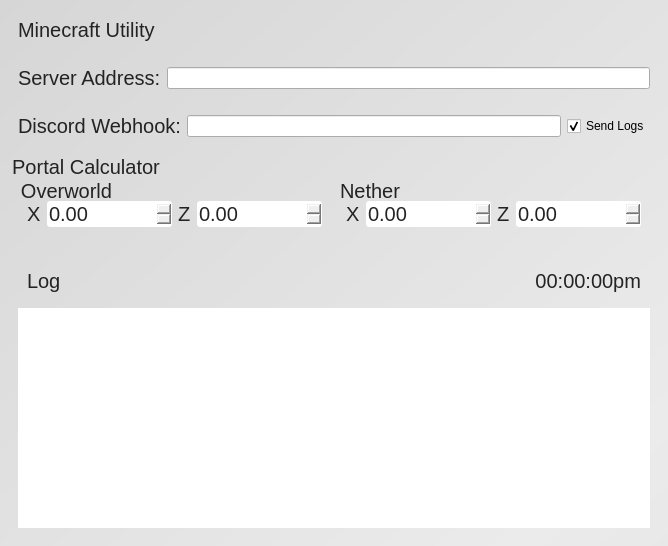
The window that main.ui (g-ulrich/pyqt5-mcstatus) describes before a commit, drawn with Qt 5.
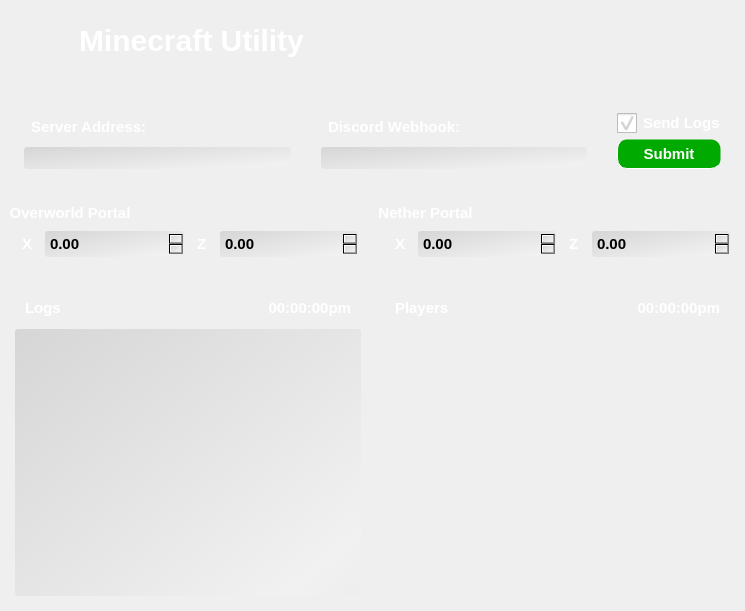
The same window after the commit. Icons and pictures are not drawn. Custom widgets are drawn as their Qt base class.

```diff
--- a/main.ui
+++ b/main.ui
@@ -6,8 +6,8 @@
    <rect>
     <x>0</x>
     <y>0</y>
-    <width>660</width>
-    <height>546</height>
+    <width>745</width>
+    <height>611</height>
    </rect>
   </property>
   <property name="windowTitle">
@@ -16,27 +16,97 @@
   <widget class="QWidget" name="centralwidget">
    <property name="styleSheet">
     <string notr="true">#centralwidget {
+	
+	background-image: url(:/root/images/pillar.png);
+}
 
-	background-color: qlineargradient(spread:reflect, x1:0, y1:0, x2:0.909, y2:0.852955, stop:0 rgba(214, 214, 214, 255), stop:1 rgba(235, 235, 235, 255));
+#title {
+	font-size: 30px;
 }
 
+QPushButton {
+font-size: 15px;
+font-weight: bold;
+	color: #fff;
+	padding : 5px 10px;
+	border-radius: 10px;
+	background-color: rgb(0, 170, 0);
+	border-top: 1px solid rgba(255, 255, 255, 0);
+	border-right: 1px solid rgba(255, 255, 255, 0);
+	border-left: 1px solid rgba(255, 255, 255, 255);
+	border-bottom: 1px solid rgba(255, 255, 255, 255);
+}
 
-QGroupBox {
-padding-top: 15px;
+QPushButton:hover {
+	background-color: rgb(0, 150, 0);
 }
 
-QFrame, QGroupBox, QDoubleSpinBox {
-border-radius: 3px;
-font-size: 20px;
-	color: rgb(35, 35, 35);
+QPushButton:pressed {
+	background-color: rgb(0, 170, 0);
+	border: none;
+}
+
+#minecraft_icon {
+	
+	image: url(:/root/images/creep.png);
+	min-height: 50px;
+min-width: 50px;
+
+}
+
+QFrame, QGroupBox, QDoubleSpinBox, QCheckBox {
+font-size: 15px;
+font-weight: bold;
+	color: #fff;
 }
 
 QLabel {
 border: None;
 }
-</string>
+
+
+QGroupBox, QFrame, QLabel, QDoubleSpinBox, QListWidget, QLineEdit {
+border-radius: 3px;
+padding: 3px;
+}
+
+QDoubleSpinBox, QListWidget, QLineEdit {
+color:#000;
+	background-color: qlineargradient(spread:reflect, x1:0, y1:0, x2:0.909, y2:0.852955, stop:0 rgba(214, 214, 214, 255), stop:1 rgba(241, 241, 241, 255));
+}
+
+
+QGroupBox {
+padding-top: 20px;
+}
+
+
+QCheckBox::indicator {
+	width: 20px;
+	height: 20px;
+}
+
+QCheckBox::indicator:unchecked {
+	image: url(:/root/images/unchecked.png);
+}
+
+QCheckBox::indicator:checked {
+		image: url(:/root/images/checked.png);
+}</string>
    </property>
    <layout class="QVBoxLayout" name="verticalLayout">
+    <property name="leftMargin">
+     <number>0</number>
+    </property>
+    <property name="topMargin">
+     <number>0</number>
+    </property>
+    <property name="rightMargin">
+     <number>0</number>
+    </property>
+    <property name="bottomMargin">
+     <number>0</number>
+    </property>
     <item>
      <widget class="QFrame" name="frame">
       <property name="frameShape">
@@ -45,9 +115,26 @@
       <property name="frameShadow">
        <enum>QFrame::Raised</enum>
       </property>
-      <layout class="QHBoxLayout" name="horizontalLayout_3">
+      <layout class="QHBoxLayout" name="horizontalLayout_3" stretch="0,100">
+       <property name="spacing">
+        <number>0</number>
+       </property>
+       <item>
+        <widget class="QLabel" name="minecraft_icon">
+         <property name="text">
+          <string/>
+         </property>
+        </widget>
+       </item>
        <item>
         <widget class="QLabel" name="title">
+         <property name="font">
+          <font>
+           <pointsize>-1</pointsize>
+           <weight>75</weight>
+           <bold>true</bold>
+          </font>
+         </property>
          <property name="text">
           <string>Minecraft Utility</string>
          </property>
@@ -56,6 +143,30 @@
       </layout>
      </widget>
     </item>
+    <item>
+     <widget class="QFrame" name="frame_9">
+      <property name="frameShape">
+       <enum>QFrame::StyledPanel</enum>
+      </property>
+      <property name="frameShadow">
+       <enum>QFrame::Raised</enum>
+      </property>
+      <layout class="QHBoxLayout" name="horizontalLayout_10" stretch="">
+       <property name="leftMargin">
+        <number>0</number>
+       </property>
+       <property name="topMargin">
+        <number>0</number>
+       </property>
+       <property name="rightMargin">
+        <number>0</number>
+       </property>
+       <property name="bottomMargin">
+        <number>0</number>
+       </property>
+      </layout>
+     </widget>
+    </item>
     <item>
      <widget class="QFrame" name="frame_5">
       <property name="frameShape">
@@ -65,15 +176,87 @@
        <enum>QFrame::Raised</enum>
       </property>
       <layout class="QHBoxLayout" name="horizontalLayout_6">
+       <property name="topMargin">
+        <number>0</number>
+       </property>
        <item>
-        <widget class="QLabel" name="label_9">
-         <property name="text">
-          <string>Server Address:</string>
+        <widget class="QFrame" name="frame_10">
+         <property name="frameShape">
+          <enum>QFrame::StyledPanel</enum>
          </property>
+         <property name="frameShadow">
+          <enum>QFrame::Raised</enum>
+         </property>
+         <layout class="QVBoxLayout" name="verticalLayout_4">
+          <item>
+           <widget class="QLabel" name="label_9">
+            <property name="text">
+             <string>Server Address:</string>
+            </property>
+           </widget>
+          </item>
+          <item>
+           <widget class="QLineEdit" name="edit_server_address"/>
+          </item>
+         </layout>
         </widget>
        </item>
        <item>
-        <widget class="QLineEdit" name="edit_server_address"/>
+        <widget class="QFrame" name="frame_11">
+         <property name="frameShape">
+          <enum>QFrame::StyledPanel</enum>
+         </property>
+         <property name="frameShadow">
+          <enum>QFrame::Raised</enum>
+         </property>
+         <layout class="QVBoxLayout" name="verticalLayout_5">
+          <item>
+           <widget class="QLabel" name="label">
+            <property name="text">
+             <string>Discord Webhook:</string>
+            </property>
+           </widget>
+          </item>
+          <item>
+           <widget class="QLineEdit" name="edit_discord_webhook"/>
+          </item>
+         </layout>
+        </widget>
+       </item>
+       <item>
+        <widget class="QFrame" name="frame_12">
+         <property name="frameShape">
+          <enum>QFrame::StyledPanel</enum>
+         </property>
+         <property name="frameShadow">
+          <enum>QFrame::Raised</enum>
+         </property>
+         <layout class="QVBoxLayout" name="verticalLayout_6">
+          <item>
+           <widget class="QCheckBox" name="check_send_logs">
+            <property name="cursor">
+             <cursorShape>PointingHandCursor</cursorShape>
+            </property>
+            <property name="text">
+             <string>Send Logs</string>
+            </property>
+            <property name="checked">
+             <bool>true</bool>
+            </property>
+           </widget>
+          </item>
+          <item>
+           <widget class="QPushButton" name="btn_submit">
+            <property name="cursor">
+             <cursorShape>PointingHandCursor</cursorShape>
+            </property>
+            <property name="text">
+             <string>Submit</string>
+            </property>
+           </widget>
+          </item>
+         </layout>
+        </widget>
        </item>
       </layout>
      </widget>
@@ -87,39 +270,22 @@
        <enum>QFrame::Raised</enum>
       </property>
       <layout class="QHBoxLayout" name="horizontalLayout">
-       <item>
-        <widget class="QLabel" name="label">
-         <property name="text">
-          <string>Discord Webhook:</string>
-         </property>
-        </widget>
-       </item>
-       <item>
-        <widget class="QLineEdit" name="edit_discord_webhook"/>
-       </item>
-       <item>
-        <widget class="QCheckBox" name="check_send_logs">
-         <property name="text">
-          <string>Send Logs</string>
-         </property>
-         <property name="checked">
-          <bool>true</bool>
-         </property>
-        </widget>
-       </item>
-      </layout>
-     </widget>
-    </item>
-    <item>
-     <widget class="QGroupBox" name="groupBox_3">
-      <property name="title">
-       <string>Portal Calculator</string>
-      </property>
-      <layout class="QHBoxLayout" name="horizontalLayout_7">
+       <property name="leftMargin">
+        <number>0</number>
+       </property>
+       <property name="topMargin">
+        <number>0</number>
+       </property>
+       <property name="rightMargin">
+        <number>0</number>
+       </property>
+       <property name="bottomMargin">
+        <number>0</number>
+       </property>
        <item>
         <widget class="QGroupBox" name="groupBox">
          <property name="title">
-          <string>Overworld</string>
+          <string> Overworld Portal</string>
          </property>
          <layout class="QHBoxLayout" name="horizontalLayout_5" stretch="0,50,0,50">
           <item>
@@ -162,7 +328,7 @@
        <item>
         <widget class="QGroupBox" name="groupBox_2">
          <property name="title">
-          <string>Nether</string>
+          <string>Nether Portal</string>
          </property>
          <layout class="QHBoxLayout" name="horizontalLayout_4" stretch="0,50,0,50">
           <item>
@@ -213,30 +379,79 @@
       <property name="frameShadow">
        <enum>QFrame::Raised</enum>
       </property>
-      <layout class="QVBoxLayout" name="verticalLayout_2">
+      <layout class="QHBoxLayout" name="horizontalLayout_8" stretch="50,50">
+       <property name="spacing">
+        <number>0</number>
+       </property>
+       <property name="leftMargin">
+        <number>0</number>
+       </property>
+       <property name="topMargin">
+        <number>0</number>
+       </property>
+       <property name="rightMargin">
+        <number>0</number>
+       </property>
+       <property name="bottomMargin">
+        <number>0</number>
+       </property>
        <item>
-        <widget class="QFrame" name="frame_3">
+        <widget class="QFrame" name="frame_6">
          <property name="frameShape">
           <enum>QFrame::StyledPanel</enum>
          </property>
          <property name="frameShadow">
           <enum>QFrame::Raised</enum>
          </property>
-         <layout class="QHBoxLayout" name="horizontalLayout_2">
+         <layout class="QVBoxLayout" name="verticalLayout_3" stretch="0,100">
           <item>
-           <widget class="QLabel" name="label_8">
-            <property name="text">
-             <string>Log</string>
+           <widget class="QFrame" name="frame_3">
+            <property name="frameShape">
+             <enum>QFrame::StyledPanel</enum>
             </property>
+            <property name="frameShadow">
+             <enum>QFrame::Raised</enum>
+            </property>
+            <layout class="QHBoxLayout" name="horizontalLayout_2">
+             <property name="leftMargin">
+              <number>0</number>
+             </property>
+             <property name="topMargin">
+              <number>0</number>
+             </property>
+             <property name="rightMargin">
+              <number>0</number>
+             </property>
+             <property name="bottomMargin">
+              <number>0</number>
+             </property>
+             <item>
+              <widget class="QLabel" name="label_log">
+               <property name="text">
+                <string>Logs</string>
+               </property>
+              </widget>
+             </item>
+             <item>
+              <widget class="QLabel" name="label_timestamp">
+               <property name="text">
+                <string>00:00:00pm</string>
+               </property>
+               <property name="alignment">
+                <set>Qt::AlignRight|Qt::AlignTrailing|Qt::AlignVCenter</set>
+               </property>
+              </widget>
+             </item>
+            </layout>
            </widget>
           </item>
           <item>
-           <widget class="QLabel" name="label_timestamp">
-            <property name="text">
-             <string>00:00:00pm</string>
+           <widget class="QListWidget" name="log">
+            <property name="cursor" stdset="0">
+             <cursorShape>IBeamCursor</cursorShape>
             </property>
-            <property name="alignment">
-             <set>Qt::AlignRight|Qt::AlignTrailing|Qt::AlignVCenter</set>
+            <property name="wordWrap">
+             <bool>true</bool>
             </property>
            </widget>
           </item>
@@ -244,7 +459,67 @@
         </widget>
        </item>
        <item>
-        <widget class="QListWidget" name="log"/>
+        <widget class="QFrame" name="frame_7">
+         <property name="frameShape">
+          <enum>QFrame::StyledPanel</enum>
+         </property>
+         <property name="frameShadow">
+          <enum>QFrame::Raised</enum>
+         </property>
+         <layout class="QVBoxLayout" name="verticalLayout_2" stretch="0,100">
+          <item>
+           <widget class="QFrame" name="frame_8">
+            <property name="frameShape">
+             <enum>QFrame::StyledPanel</enum>
+            </property>
+            <property name="frameShadow">
+             <enum>QFrame::Raised</enum>
+            </property>
+            <layout class="QHBoxLayout" name="horizontalLayout_9">
+             <property name="leftMargin">
+              <number>0</number>
+             </property>
+             <property name="topMargin">
+              <number>0</number>
+             </property>
+             <property name="rightMargin">
+              <number>0</number>
+             </property>
+             <property name="bottomMargin">
+              <number>0</number>
+             </property>
+             <item>
+              <widget class="QLabel" name="label_users">
+               <property name="text">
+                <string>Players</string>
+               </property>
+              </widget>
+             </item>
+             <item>
+              <widget class="QLabel" name="label_timestamp_users">
+               <property name="text">
+                <string>00:00:00pm</string>
+               </property>
+               <property name="alignment">
+                <set>Qt::AlignRight|Qt::AlignTrailing|Qt::AlignVCenter</set>
+               </property>
+              </widget>
+             </item>
+            </layout>
+           </widget>
+          </item>
+          <item>
+           <widget class="PlotWidget" name="frame_graph">
+            <property name="frameShape">
+             <enum>QFrame::StyledPanel</enum>
+            </property>
+            <property name="frameShadow">
+             <enum>QFrame::Raised</enum>
+            </property>
+           </widget>
+          </item>
+         </layout>
+        </widget>
        </item>
       </layout>
      </widget>
@@ -252,6 +527,14 @@
    </layout>
   </widget>
  </widget>
+ <customwidgets>
+  <customwidget>
+   <class>PlotWidget</class>
+   <extends>QFrame</extends>
+   <header location="global">pyqtgraph</header>
+   <container>1</container>
+  </customwidget>
+ </customwidgets>
  <resources>
   <include location="resources.qrc"/>
  </resources>
```
Left out of the diff: 16 changed lines with no effect on the pictures.
